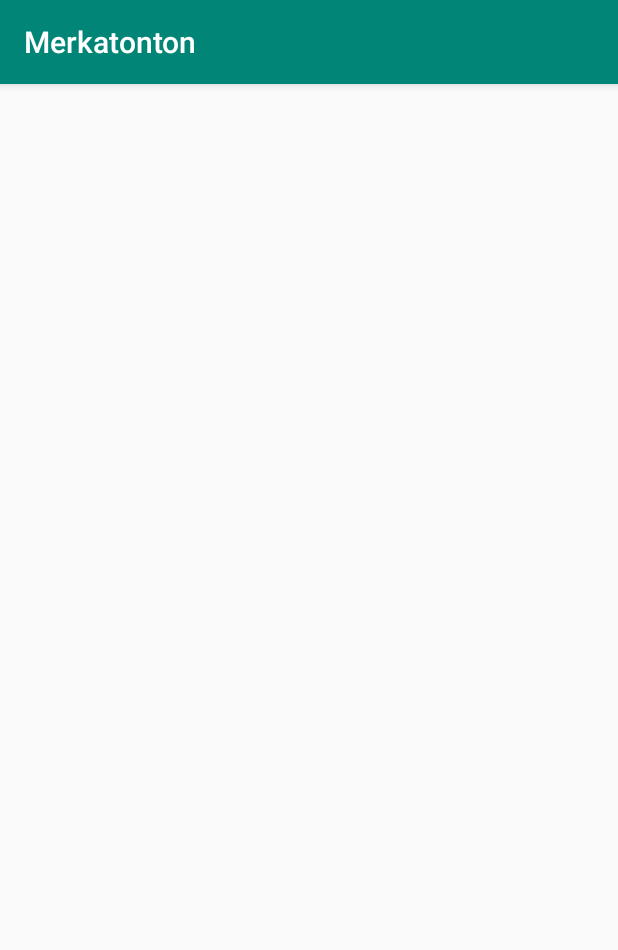
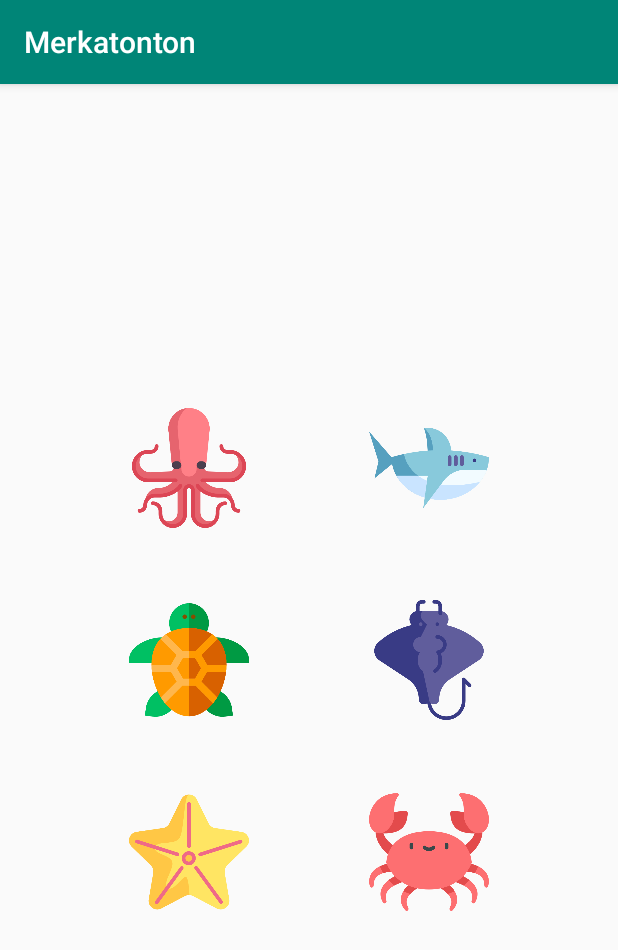
Before and after one commit to sophierougeaux/Merkatonton, an Android app: the PupitreSelectionActivity screen opened directly, with no data from a screen before it, on a phone screen of 412 x 824 dp. Shown: the top 950 px of the screen. Run offline under Robolectric (Android 15) with nearby library versions, the phone set to English and light mode, and no system bars.

Commit message:
Pages questions

```diff
--- a/app/src/main/java/e/sophie/merkatonton/PupitreSelectionActivity.java
+++ b/app/src/main/java/e/sophie/merkatonton/PupitreSelectionActivity.java
@@ -1,7 +1,9 @@
 package e.sophie.merkatonton;
 
+import android.content.Intent;
 import android.support.v7.app.AppCompatActivity;
 import android.os.Bundle;
+import android.view.View;
 
 public class PupitreSelectionActivity extends AppCompatActivity {
 
@@ -10,4 +12,8 @@ public class PupitreSelectionActivity extends AppCompatActivity {
         super.onCreate(savedInstanceState);
         setContentView(R.layout.activity_pupitre_selection);
     }
+
+    public void questions_poulpe (View view) {
+        startActivity(new Intent(this, QuestionPoulpeActivity.class));
+    }
 }
--- a/app/src/main/res/layout/activity_pupitre_selection.xml
+++ b/app/src/main/res/layout/activity_pupitre_selection.xml
@@ -1,9 +1,92 @@
 <?xml version="1.0" encoding="utf-8"?>
-<android.support.constraint.ConstraintLayout xmlns:android="http://schemas.android.com/apk/res/android"
+<RelativeLayout
+    xmlns:android="http://schemas.android.com/apk/res/android"
     xmlns:app="http://schemas.android.com/apk/res-auto"
-    xmlns:tools="http://schemas.android.com/tools"
     android:layout_width="match_parent"
-    android:layout_height="match_parent"
-    tools:context=".PupitreSelectionActivity">
+    android:layout_height="match_parent">
 
-</android.support.constraint.ConstraintLayout>
+    <LinearLayout
+        android:id="@+id/layout2"
+        android:layout_width="wrap_content"
+        android:layout_height="wrap_content"
+        android:layout_centerInParent="true"
+        android:orientation="horizontal">
+
+        <Button
+            android:id="@+id/button3"
+            android:layout_width="80dp"
+            android:layout_height="80dp"
+            android:layout_marginTop="24dp"
+            android:layout_marginBottom="24dp"
+            android:layout_marginRight="80dp"
+            android:background="@drawable/turtle" />
+
+
+        <Button
+            android:id="@+id/button4"
+            android:layout_width="80dp"
+            android:layout_height="80dp"
+            android:layout_marginTop="24dp"
+            android:layout_marginBottom="24dp"
+            android:background="@drawable/mantaray" />
+
+
+    </LinearLayout>
+
+    <LinearLayout
+        android:id="@+id/layout3"
+        android:layout_width="wrap_content"
+        android:layout_height="wrap_content"
+        android:layout_centerInParent="true"
+        android:layout_below="@+id/layout2"
+        android:orientation="horizontal">
+
+        <Button
+            android:id="@+id/button5"
+            android:layout_width="80dp"
+            android:layout_height="80dp"
+            android:layout_marginTop="24dp"
+            android:layout_marginBottom="24dp"
+            android:layout_marginRight="80dp"
+            android:background="@drawable/starfish" />
+
+        <Button
+            android:id="@+id/button6"
+            android:layout_width="80dp"
+            android:layout_height="80dp"
+            android:layout_marginTop="24dp"
+            android:layout_marginBottom="24dp"
+            android:background="@drawable/crab" />
+    </LinearLayout>
+
+
+    <LinearLayout
+        android:id="@+id/layout1"
+        android:layout_width="wrap_content"
+        android:layout_height="wrap_content"
+        android:layout_centerInParent="true"
+        android:layout_above="@+id/layout2"
+        android:orientation="horizontal">
+
+        <Button
+            android:id="@+id/button1"
+            android:layout_width="80dp"
+            android:layout_height="80dp"
+            android:layout_marginTop="24dp"
+            android:layout_marginBottom="24dp"
+            android:layout_marginRight="80dp"
+            android:background="@drawable/octopus"
+            android:onClick="questions_poulpe"/>
+
+        <Button
+            android:id="@+id/button2"
+            android:layout_width="80dp"
+            android:layout_height="80dp"
+            android:layout_marginTop="24dp"
+            android:layout_marginBottom="24dp"
+            android:background="@drawable/shark" />
+    </LinearLayout>
+
+
+
+</RelativeLayout>
--- a/app/src/main/res/layout/activity_question_poulpe.xml
+++ b/app/src/main/res/layout/activity_question_poulpe.xml
@@ -6,4 +6,11 @@
     android:layout_height="match_parent"
     tools:context=".QuestionPoulpeActivity">
 
+    <TextView
+        android:id="@+id/textView2"
+        android:layout_width="wrap_content"
+        android:layout_height="wrap_content"
+        android:text="Questions poulpe"
+        tools:layout_editor_absoluteX="120dp"
+        tools:layout_editor_absoluteY="192dp" />
 </android.support.constraint.ConstraintLayout>
--- a/app/src/main/res/values/strings.xml
+++ b/app/src/main/res/values/strings.xml
@@ -1,3 +1,5 @@
 <resources>
     <string name="app_name">Merkatonton</string>
+
+    <color name="blue">#FFFF00</color>
 </resources>
```
Also changed, not shown: app/src/main/res/drawable-nodpi/crab.png (added), app/src/main/res/drawable-nodpi/mantaray.png (added), app/src/main/res/drawable-nodpi/octopus.png (added), app/src/main/res/drawable-nodpi/shark.png (added), app/src/main/res/drawable-nodpi/starfish.png (added), app/src/main/res/drawable-nodpi/turtle.png (added).
